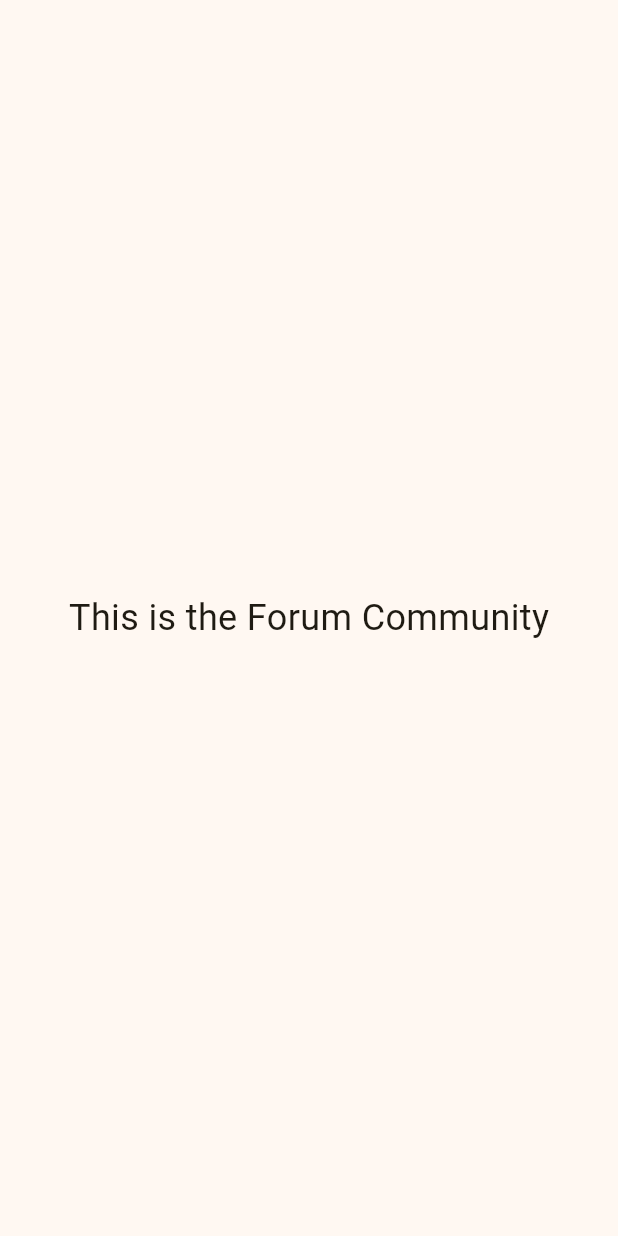
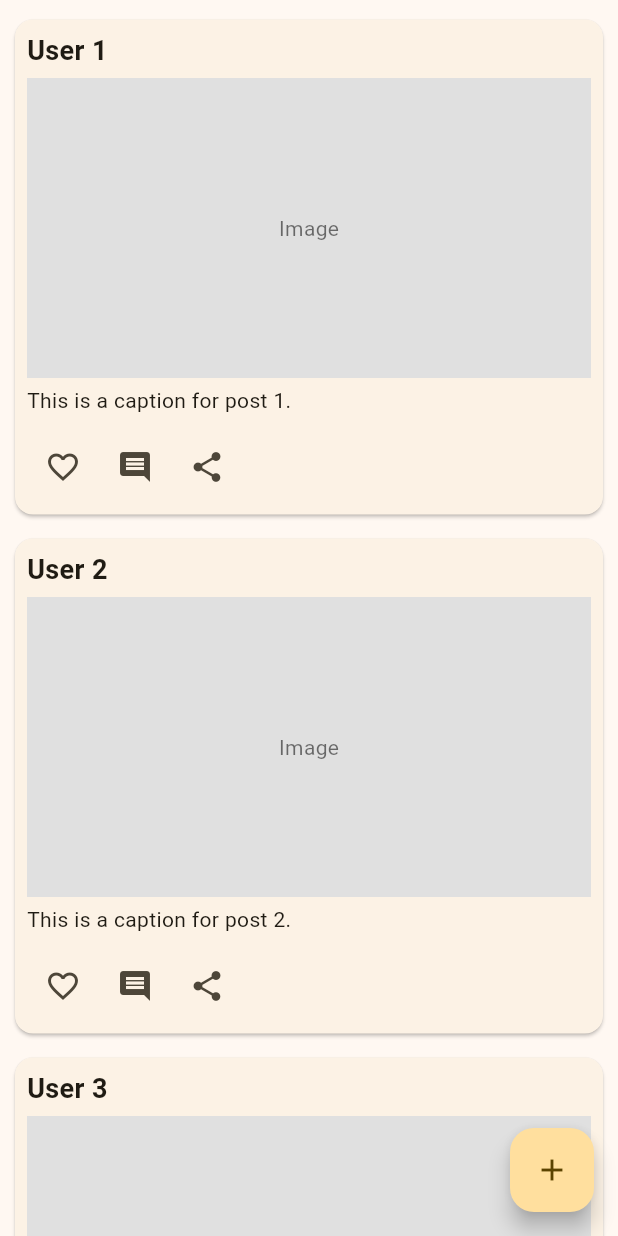
Before and after one commit to Simp1e6/hackathonX_app, a Flutter app: the ForumCommunity screen opened directly, on a phone screen of 412 x 824 dp. Run offline on Flutter 3.47's test engine with Material 3 defaults, Android fonts, the light colour scheme and no system bars.

Commit message:
pageForForum

```diff
--- a/hackathonX_app/lib/forumCommunity.dart
+++ b/hackathonX_app/lib/forumCommunity.dart
@@ -1,18 +1,111 @@
 import 'package:flutter/material.dart';
 
-class ForumCommunity extends StatelessWidget {
+class ForumCommunity extends StatefulWidget {
   final String title;
 
   const ForumCommunity({super.key, required this.title});
 
   @override
+  _ForumCommunityState createState() => _ForumCommunityState();
+}
+
+class _ForumCommunityState extends State<ForumCommunity> {
+  List<bool> _likedPosts = List.generate(5, (index) => false); // List to track liked state
+
+  @override
   Widget build(BuildContext context) {
     return Scaffold(
-      body: Center(
-        child: Text(
-          'This is the $title',
-          style: const TextStyle(fontSize: 24),
-        ),
+
+      body: Column(
+        children: [
+          const SizedBox(height: 5,),
+          Expanded(
+            child: ListView.builder(
+              itemCount: _likedPosts.length, // Use the length of likedPosts
+              itemBuilder: (context, index) {
+                return Card(
+                  margin: EdgeInsets.symmetric(vertical: 8, horizontal: 10),
+                  child: Padding(
+                    padding: const EdgeInsets.all(8.0),
+                    child: Column(
+                      crossAxisAlignment: CrossAxisAlignment.start,
+                      children: [
+                        Text(
+                          'User ${index + 1}', // Placeholder for user name
+                          style: TextStyle(
+                            fontWeight: FontWeight.bold,
+                            fontSize: 18,
+                          ),
+                        ),
+                        SizedBox(height: 5),
+                        // Use a random image from a placeholder API
+                        Container(
+                          height: 200, // Placeholder height for post image
+                          color: Colors.grey[300], // Placeholder for image
+                          alignment: Alignment.center,
+                          child: Text('Image', style: TextStyle(color: Colors.black54)),
+                        ),
+                        SizedBox(height: 5),
+                        Text('This is a caption for post ${index + 1}.'),
+                        SizedBox(height: 10),
+                        Row(
+                          children: [
+                            IconButton(
+                              icon: Icon(
+                                _likedPosts[index] ? Icons.favorite : Icons.favorite_outline,
+                                color: _likedPosts[index] ? Colors.red : null, // Change color based on state
+                              ),
+                              onPressed: () {
+                                setState(() {
+                                  _likedPosts[index] = !_likedPosts[index]; // Toggle liked state
+                                });
+                                print(_likedPosts[index] ? 'Liked post ${index + 1}' : 'Unliked post ${index + 1}');
+                              },
+                            ),
+                            IconButton(
+                              icon: Icon(Icons.comment),
+                              onPressed: () {
+                                // Add comment functionality here
+                                print('Commented on post ${index + 1}');
+                              },
+                            ),
+                            IconButton(
+                              icon: Icon(Icons.share),
+                              onPressed: () {
+                                // Add share functionality here
+                                print('Shared post ${index + 1}');
+                              },
+                            ),
+                          ],
+                        ),
+                      ],
+                    ),
+                  ),
+                );
+              },
+            ),
+          ),
+        ],
+      ),
+      floatingActionButton: FloatingActionButton(
+        onPressed: () {
+          showModalBottomSheet(
+            context: context,
+            isScrollControlled: true, // Allows the sheet to take up more space
+            builder: (BuildContext context) {
+              return Padding(
+                padding: EdgeInsets.only(
+                  bottom: MediaQuery.of(context).viewInsets.bottom,
+                ),
+                child: Container(
+                  height: 300, // Set height for the modal sheet
+                  child: Center(child: Text("Add a new post")),
+                ),
+              );
+            },
+          );
+        },
+        child: const Icon(Icons.add),
       ),
     );
   }
```
